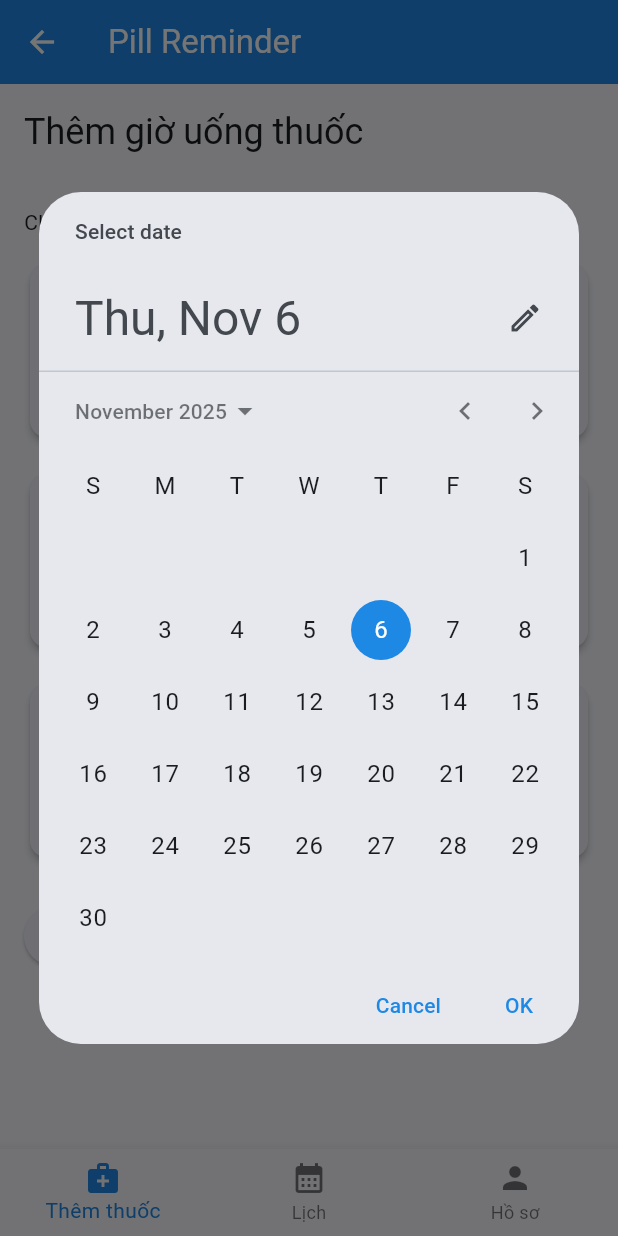
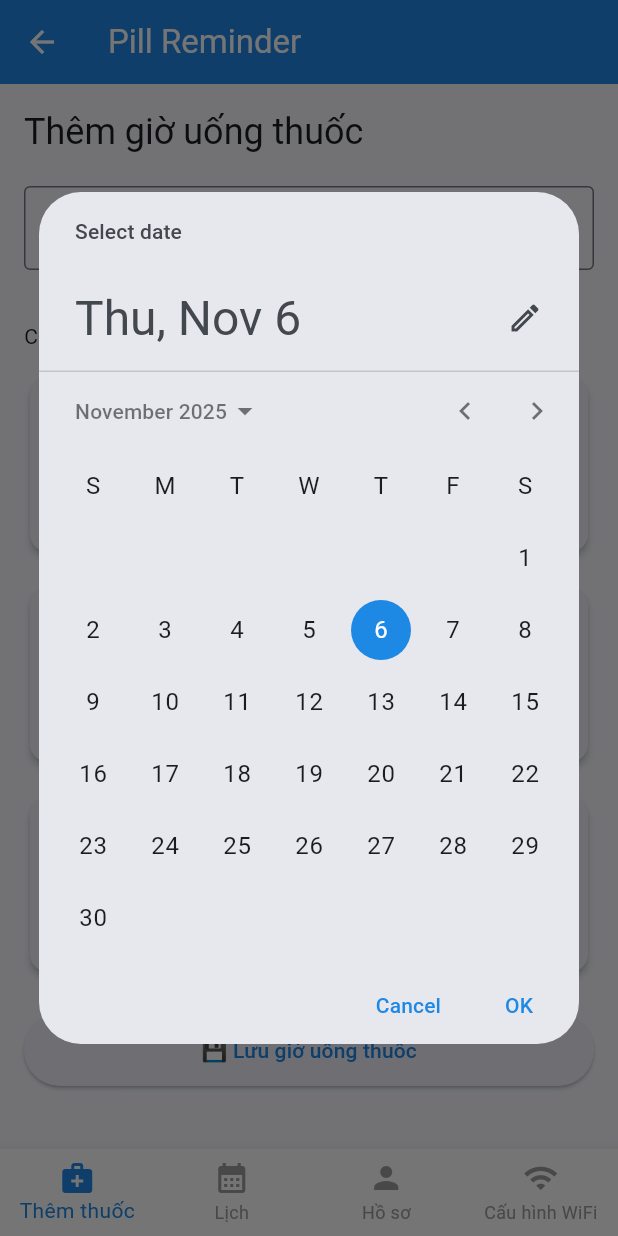
Before and after one commit to TanDucc/pill-reminder, a Flutter app: the MainScreen screen opened by its route, after a tap on an icon or button, on a phone screen of 412 x 824 dp. Run offline on Flutter 3.47's test engine with Material 3 defaults, Android fonts, the phone set to English and light mode, and no system bars; our stand-ins replace cloud_firestore, firebase_auth, firebase_core, table_calendar; accounts and stored records are empty.

Commit message:
First commit - Flutter medicine app

```diff
--- a/lib/main.dart
+++ b/lib/main.dart
@@ -6,6 +6,7 @@ import 'screens/profile_screen.dart';
 import 'screens/login_screen.dart';
 import 'screens/register_screen.dart';
 import 'screens/splash_screen.dart';
+import 'screens/wifi_config_screen.dart';
 
 void main() async {
   WidgetsFlutterBinding.ensureInitialized();
@@ -54,6 +55,7 @@ class _MainScreenState extends State<MainScreen> {
     const AddMedicineScreen(),
     const CalendarScreen(),
     const ProfileScreen(),
+    const WifiConfigScreen(),
   ];
 
   @override
@@ -72,6 +74,10 @@ class _MainScreenState extends State<MainScreen> {
             _selectedIndex = index;
           });
         },
+        selectedItemColor: Theme.of(context).colorScheme.primary,
+        unselectedItemColor: Colors.grey,
+        backgroundColor: Colors.white,
+        type: BottomNavigationBarType.fixed,
         items: const [
           BottomNavigationBarItem(
             icon: Icon(Icons.medical_services),
@@ -85,6 +91,10 @@ class _MainScreenState extends State<MainScreen> {
             icon: Icon(Icons.person),
             label: 'Hồ sơ',
           ),
+          BottomNavigationBarItem(
+            icon: Icon(Icons.wifi),
+            label: 'Cấu hình WiFi',
+          ),
         ],
       ),
     );
--- a/lib/screens/add_medicine_screen.dart
+++ b/lib/screens/add_medicine_screen.dart
@@ -14,25 +14,84 @@ class _AddMedicineScreenState extends State<AddMedicineScreen> {
   TimeOfDay? _noonTime;
   TimeOfDay? _eveningTime;
   DateTime _selectedDate = DateTime.now();
+  final TextEditingController _medicineController = TextEditingController();
 
+  @override
+  void initState() {
+    super.initState();
+    _loadTimesForDate(_selectedDate);
+  }
+
+  /// 🔹 Hàm tải giờ từ Firestore
+  Future<void> _loadTimesForDate(DateTime date) async {
+    final user = FirebaseAuth.instance.currentUser;
+    if (user == null) return;
+
+    final docRef = FirebaseFirestore.instance
+        .collection('medicine_times')
+        .doc(user.uid)
+        .collection('days')
+        .doc(date.toIso8601String().substring(0, 10));
+
+    final doc = await docRef.get();
+    if (doc.exists) {
+      final data = doc.data() ?? {};
+      _medicineController.text = data['medicine'] ?? '';
+
+      setState(() {
+        _morningTime = (data['morning_hour'] != null && data['morning_minute'] != null)
+            ? TimeOfDay(hour: data['morning_hour'], minute: data['morning_minute'])
+            : null;
+        _noonTime = (data['noon_hour'] != null && data['noon_minute'] != null)
+            ? TimeOfDay(hour: data['noon_hour'], minute: data['noon_minute'])
+            : null;
+        _eveningTime = (data['evening_hour'] != null && data['evening_minute'] != null)
+            ? TimeOfDay(hour: data['evening_hour'], minute: data['evening_minute'])
+            : null;
+      });
+    } else {
+      _medicineController.text = '';
+      setState(() {
+        _morningTime = null;
+        _noonTime = null;
+        _eveningTime = null;
+      });
+    }
+  }
+
+  /// 🔹 Hàm lưu giờ vào Firestore
   Future<void> _saveTimes() async {
     final user = FirebaseAuth.instance.currentUser;
     if (user == null) return;
+
     final docRef = FirebaseFirestore.instance
         .collection('medicine_times')
         .doc(user.uid)
         .collection('days')
         .doc(_selectedDate.toIso8601String().substring(0, 10));
+
     await docRef.set({
-      'morning': _morningTime != null ? _morningTime!.format(context) : null,
-      'noon': _noonTime != null ? _noonTime!.format(context) : null,
-      'evening': _eveningTime != null ? _eveningTime!.format(context) : null,
+      'medicine': _medicineController.text.trim(),
+      'morning_hour': _morningTime?.hour,
+      'morning_minute': _morningTime?.minute,
+      'noon_hour': _noonTime?.hour,
+      'noon_minute': _noonTime?.minute,
+      'evening_hour': _eveningTime?.hour,
+      'evening_minute': _eveningTime?.minute,
       'date': _selectedDate.toIso8601String().substring(0, 10),
       'createdAt': FieldValue.serverTimestamp(),
     });
+
     ScaffoldMessenger.of(context).showSnackBar(
-      const SnackBar(content: Text('Đã lưu giờ uống thuốc!')),
+      const SnackBar(content: Text('✅ Đã lưu giờ uống thuốc!')),
     );
+  }
+
+  /// 🔹 Định dạng giờ
+  String _formatTime(TimeOfDay time) {
+    final hour = time.hour.toString().padLeft(2, '0');
+    final minute = time.minute.toString().padLeft(2, '0');
+    return '$hour:$minute';
   }
 
   @override
@@ -47,6 +106,18 @@ class _AddMedicineScreenState extends State<AddMedicineScreen> {
             style: Theme.of(context).textTheme.headlineSmall,
           ),
           const SizedBox(height: 20),
+
+          /// Nhập loại thuốc
+          TextField(
+            controller: _medicineController,
+            decoration: const InputDecoration(
+              labelText: 'Loại thuốc dùng trong ngày',
+              border: OutlineInputBorder(),
+            ),
+          ),
+          const SizedBox(height: 20),
+
+          /// Chọn ngày
           Row(
             children: [
               const Text('Chọn ngày: '),
@@ -62,6 +133,7 @@ class _AddMedicineScreenState extends State<AddMedicineScreen> {
                     setState(() {
                       _selectedDate = picked;
                     });
+                    await _loadTimesForDate(picked);
                   }
                 },
                 child: Text(
@@ -69,33 +141,39 @@ class _AddMedicineScreenState extends State<AddMedicineScreen> {
               ),
             ],
           ),
+
+          /// Giờ uống buổi sáng
           _buildTimeSection('Buổi sáng', _morningTime, (time) {
-            setState(() {
-              _morningTime = time;
-            });
+            setState(() => _morningTime = time);
           }),
           const SizedBox(height: 16),
+
+          /// Giờ uống buổi trưa
           _buildTimeSection('Buổi trưa', _noonTime, (time) {
-            setState(() {
-              _noonTime = time;
-            });
+            setState(() => _noonTime = time);
           }),
           const SizedBox(height: 16),
+
+          /// Giờ uống buổi tối
           _buildTimeSection('Buổi tối', _eveningTime, (time) {
-            setState(() {
-              _eveningTime = time;
-            });
+            setState(() => _eveningTime = time);
           }),
           const SizedBox(height: 24),
+
+          /// Nút lưu
           ElevatedButton(
             onPressed: _saveTimes,
-            child: const Text('Lưu giờ uống thuốc'),
+            style: ElevatedButton.styleFrom(
+              minimumSize: const Size.fromHeight(48),
+            ),
+            child: const Text('💾 Lưu giờ uống thuốc'),
           ),
         ],
       ),
     );
   }
 
+  /// 🔹 Widget chọn giờ (đã bỏ phần hiển thị giờ bên cạnh)
   Widget _buildTimeSection(
       String title, TimeOfDay? time, Function(TimeOfDay) onTimePicked) {
     return Card(
@@ -107,10 +185,7 @@ class _AddMedicineScreenState extends State<AddMedicineScreen> {
           children: [
             Text(
               title,
-              style: const TextStyle(
-                fontSize: 18,
-                fontWeight: FontWeight.bold,
-              ),
+              style: const TextStyle(fontSize: 18, fontWeight: FontWeight.bold),
             ),
             const SizedBox(height: 10),
             Row(
@@ -127,8 +202,9 @@ class _AddMedicineScreenState extends State<AddMedicineScreen> {
                       onTimePicked(picked);
                     }
                   },
-                  child: Text(
-                      time != null ? time.format(context) : 'Chọn giờ'),
+                  child: Text(time != null
+                      ? _formatTime(time)
+                      : 'Chọn giờ'),
                 ),
               ],
             ),
--- a/pubspec.yaml
+++ b/pubspec.yaml
@@ -38,7 +38,8 @@ dependencies:
   firebase_core: ^2.27.0
   firebase_auth: ^4.17.4
   cloud_firestore: ^4.16.0
-  shared_preferences: ^2.2.2
+  http: ^1.5.0
+
 
 dev_dependencies:
   flutter_test:
```
Also changed, not shown: lib/screens/login_screen.dart (+0 -47 lines), lib/screens/wifi_config_screen.dart (added, +95 -0 lines), pubspec.lock.
